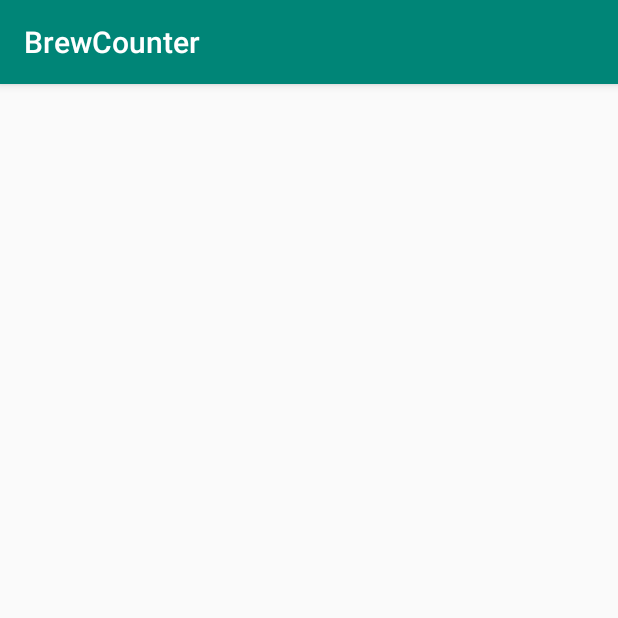
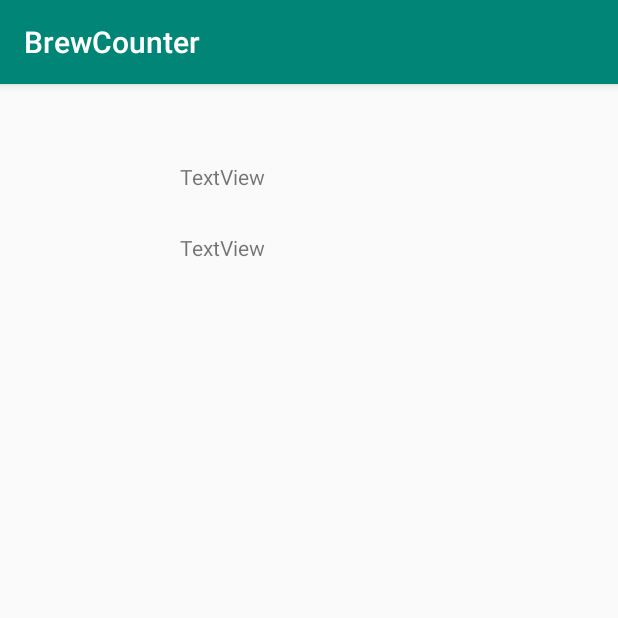
Before and after one commit to AhoiJ/BrewCounter, an Android app: the SessionMode screen opened directly, with no data from a screen before it, on a phone screen of 412 x 824 dp, the top half of it. Run offline under Robolectric (Android 15) with nearby library versions, the phone set to English and light mode, and no system bars; 2 statements that could not run were skipped.

Commit message:
Made save and load functions to sessions, load causes crash atm

```diff
--- a/app/src/main/java/com/example/brewcounter/SessionMode.kt
+++ b/app/src/main/java/com/example/brewcounter/SessionMode.kt
@@ -19,9 +19,11 @@ class SessionMode : AppCompatActivity() {
         setContentView(R.layout.activity_session_mode)
 
         // get newest session from array (not yet implemented)
-        var currentSession = loadSessionData()
-
-        currentSession.id
+        var currentSession = loadSessionData() // error in loadSessionData function
+        // likely because of data order after gson
+        //var correctSession = currentSession[0] // tried if works as list
+        textView.setText(currentSession.id.toString())
+        textView2.setText(currentSession.title)
 
     }
 
--- a/app/src/main/res/layout/activity_session_mode.xml
+++ b/app/src/main/res/layout/activity_session_mode.xml
@@ -5,4 +5,19 @@
         xmlns:app="http://schemas.android.com/apk/res-auto"
         android:layout_width="match_parent"
         android:layout_height="match_parent"
-        tools:context=".SessionMode"/>
+        tools:context=".SessionMode">
+    <TextView
+            android:text="TextView"
+            android:layout_width="wrap_content"
+            android:layout_height="wrap_content"
+            android:id="@+id/textView" android:layout_marginTop="52dp"
+            app:layout_constraintTop_toTopOf="parent" app:layout_constraintStart_toStartOf="parent"
+            android:layout_marginLeft="120dp" android:layout_marginStart="120dp"/>
+    <TextView
+            android:text="TextView"
+            android:layout_width="wrap_content"
+            android:layout_height="wrap_content"
+            android:id="@+id/textView2" android:layout_marginTop="28dp"
+            app:layout_constraintTop_toBottomOf="@+id/textView" app:layout_constraintStart_toStartOf="parent"
+            android:layout_marginLeft="120dp" android:layout_marginStart="120dp"/>
+</android.support.constraint.ConstraintLayout>
```
